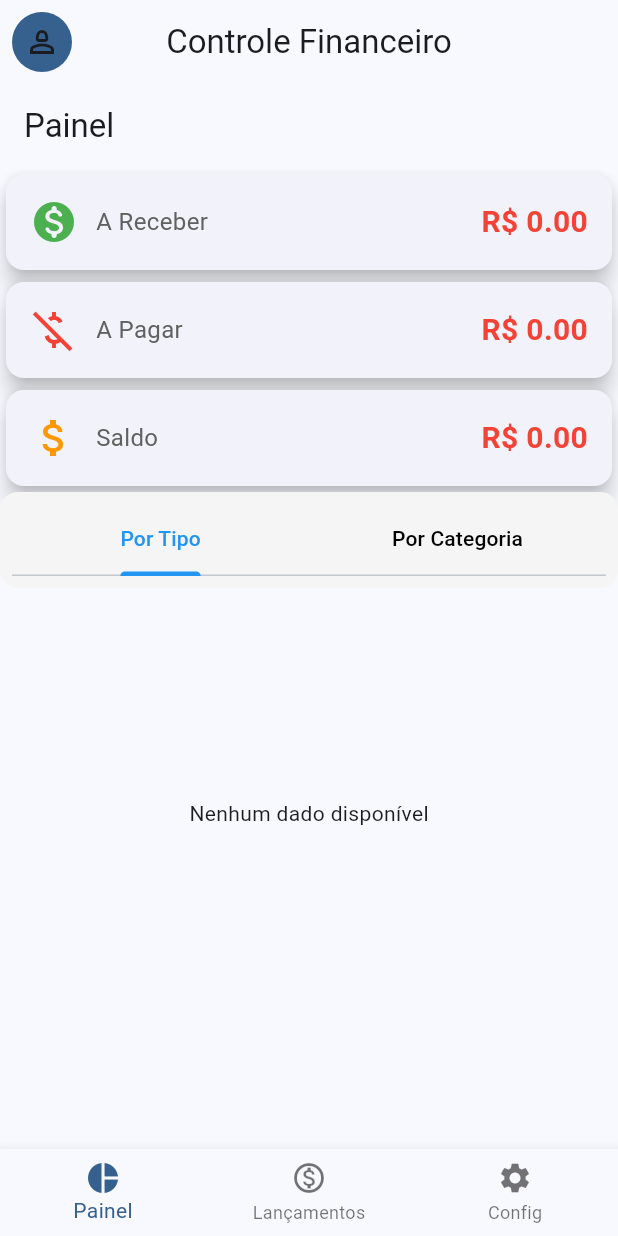
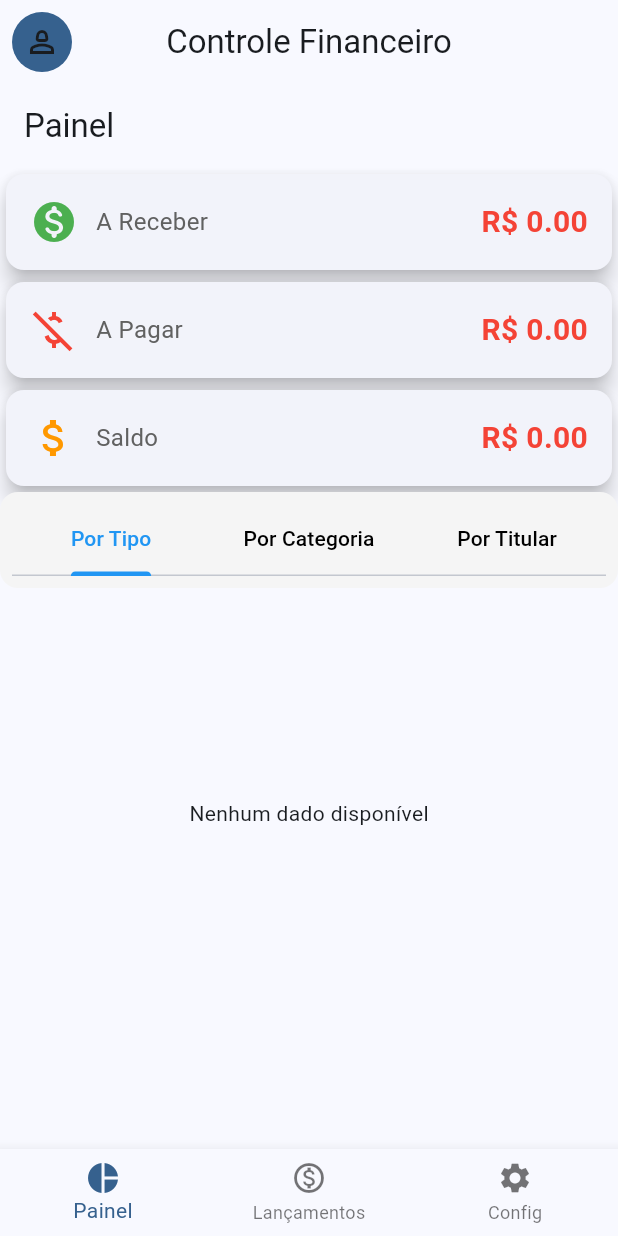
Before and after one commit to tiagocrisostomo/flutter-sqlite-modular, a Flutter app: the screen it shows after launch, after a tap on "Entrar", on a phone screen of 412 x 824 dp. Run offline on Flutter 3.47's test engine with Material 3 defaults, Android fonts, the phone set to English and light mode, and no system bars; our stand-ins replace fl_chart, flutter_colorpicker, sqflite; accounts and stored records are empty.

Commit message:
Melhoria nos gráficos e listagens.

```diff
--- a/lib/store/finan_lancamento_store.dart
+++ b/lib/store/finan_lancamento_store.dart
@@ -1,9 +1,11 @@
 import 'package:db_sqlite/data/model/finan_categoria.dart';
 import 'package:db_sqlite/data/model/finan_lancamento.dart';
 import 'package:db_sqlite/data/model/finan_tipo.dart';
+import 'package:db_sqlite/data/model/usuario.dart';
 import 'package:db_sqlite/data/services/finan_categoria_service.dart';
 import 'package:db_sqlite/data/services/finan_lancamento_service.dart';
 import 'package:db_sqlite/data/services/finan_tipo_service.dart';
+import 'package:db_sqlite/data/services/usuario_service.dart';
 import 'package:flutter/material.dart';
 
 enum EstadoLancamento { inicial, carregando, carregado, erro }
@@ -12,6 +14,7 @@ class FinanLancamentoStore extends ChangeNotifier {
   final FinanLancamentoService service = FinanLancamentoService();
   List<FinanTipo> _tipos = [];
   List<FinanCategoria> _categorias = [];
+  List<Usuario> _usuarios = [];
 
   List<FinanLancamento> _lancamentos = [];
   List<FinanLancamento> get lancamentos => _lancamentos;
@@ -77,6 +80,10 @@ class FinanLancamentoStore extends ChangeNotifier {
     _categorias = await FinanCategoriaService().buscarCategorias();
   }
 
+  Future<void> carregarUsuarios() async {
+    _usuarios = await UsuarioService().buscarUsuarios();
+  }
+
   Map<String, double> totaisPorTipoDescricao() {
     carregarTipos();
     final Map<String, double> totais = {};
@@ -114,6 +121,20 @@ class FinanLancamentoStore extends ChangeNotifier {
     return totais;
   }
 
+  Map<String, dynamic> totaisPorUsuarioNome() {
+    carregarUsuarios();
+    final Map<String, dynamic> totais = {};
+    for (var t in _lancamentos) {
+      final usuario = _usuarios.firstWhere(
+        (u) => u.id == t.usuarioId,
+        orElse: () => Usuario(id: t.usuarioId, nome: 'Usuário ${t.usuarioId}', senha: 'senha', email: 'email'),
+      );
+      totais[usuario.nome.toString()] = (totais[usuario.nome] ?? 0) + t.valor;
+    }
+    // debugPrint(totais.toString());
+    return totais;
+  }
+
   void limparErro() {
     _mensagemErro = null;
     _estado = EstadoLancamento.inicial;
--- a/lib/widgets/finan_painel.dart
+++ b/lib/widgets/finan_painel.dart
@@ -17,6 +17,7 @@ class _PainelFinanceiroState extends State<PainelFinanceiro>
   final List<Tab> _tabs = const [
     Tab(text: 'Por Tipo'),
     Tab(text: 'Por Categoria'),
+    Tab(text: 'Por Titular'),
   ];
 
   @override
@@ -29,14 +30,18 @@ class _PainelFinanceiroState extends State<PainelFinanceiro>
         context,
         listen: false,
       ).carregarLancamentos();
+
       Provider.of<FinanLancamentoStore>(
         context,
         listen: false,
       ).totaisPorCategoriaDescricao();
+
       Provider.of<FinanLancamentoStore>(
         context,
         listen: false,
       ).totaisPorTipoDescricao();
+
+      Provider.of<FinanLancamentoStore>(context, listen: false);
     });
   }
 
@@ -78,6 +83,7 @@ class _PainelFinanceiroState extends State<PainelFinanceiro>
                 children: [
                   _buildGraficoPizzaPorTipo(store),
                   _buildGraficoBarraPorCategoria(store),
+                  _buildGraficoPizzaPorTitular(store),
                 ],
               ),
             ),
@@ -156,7 +162,7 @@ class _PainelFinanceiroState extends State<PainelFinanceiro>
                 final percent = (entry.value / total) * 100;
                 return PieChartSectionData(
                   value: entry.value,
-                  title: '${percent.toStringAsFixed(1)}%',
+                  title: '${entry.key} \n ${percent.toStringAsFixed(1)}%',
                   color: _corAleatoria(entry.key),
                   radius: 60,
                   titleStyle: const TextStyle(
@@ -188,7 +194,7 @@ class _PainelFinanceiroState extends State<PainelFinanceiro>
       child: BarChart(
         BarChartData(
           alignment: BarChartAlignment.spaceAround,
-          maxY: max * 1.2,
+          maxY: max * 1.7,
           titlesData: FlTitlesData(
             bottomTitles: AxisTitles(
               sideTitles: SideTitles(
@@ -198,7 +204,7 @@ class _PainelFinanceiroState extends State<PainelFinanceiro>
                   if (index >= 0 && index < keys.length) {
                     return SideTitleWidget(
                       axisSide: meta.axisSide,
-                      child: Text(keys[index], style: TextStyle(fontSize: 10)),
+                      child: Text(keys[index], style: TextStyle(fontSize: 12)),
                     );
                   }
                   return const SizedBox.shrink();
@@ -218,7 +224,7 @@ class _PainelFinanceiroState extends State<PainelFinanceiro>
                   fromY: 0,
                   toY: data[keys[i]]!,
                   color: _corAleatoria(keys[i]),
-                  width: 16,
+                  width: 8,
                   borderRadius: BorderRadius.circular(4),
                 ),
               ],
@@ -229,8 +235,45 @@ class _PainelFinanceiroState extends State<PainelFinanceiro>
     );
   }
 
+  Widget _buildGraficoPizzaPorTitular(FinanLancamentoStore store) {
+    final data = store.totaisPorUsuarioNome();
+    final total = data.values.fold(0.0, (a, b) => a + b);
+
+    if (data.isEmpty) {
+      return const Center(child: Text('Nenhum dado disponível'));
+    }
+
+    return AnimatedSwitcher(
+      duration: const Duration(milliseconds: 300),
+      child: PieChart(
+        PieChartData(
+          sections:
+              data.entries.map((entry) {
+                final percent = (entry.value / total) * 100;
+                return PieChartSectionData(
+                  value: entry.value,
+                  title: '${entry.key} \n ${percent.toStringAsFixed(2)}%',
+                  color: _corAleatoria(entry.key),
+                  radius: 60,
+                  titleStyle: const TextStyle(
+                    fontSize: 14,
+                    fontWeight: FontWeight.bold,
+                    color: Colors.white,
+                  ),
+                );
+              }).toList(),
+          sectionsSpace: 4,
+          centerSpaceRadius: 30,
+        ),
+      ),
+    );
+
+  }
+
   Color _corAleatoria(String chave) {
     final hash = chave.hashCode;
     return Color((0xFF000000 + (hash & 0x00FFFFFF))).withValues(alpha: 1.0);
   }
+
+
 }
```
Also changed, not shown: lib/screens/finan_lancamento_screen.dart (+7 -10 lines).
